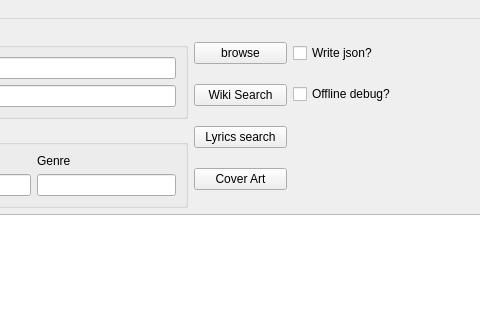
Qt form Qt_layout.ui (marian-code/wikipedia-music-tags) before a commit; both pictures show x 421 to 901 and y 0 to 320 of the 1401 by 742 pixel window.
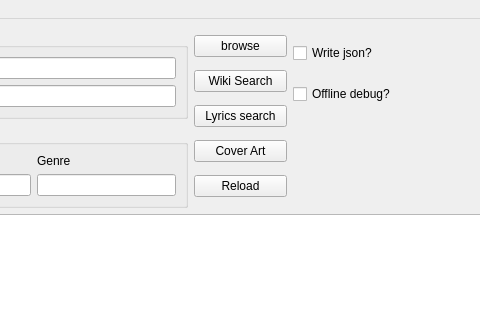
The same form after that commit.

Diff of the .ui file:
```diff
--- a/Qt_layout.ui
+++ b/Qt_layout.ui
@@ -338,6 +338,13 @@
         </property>
        </widget>
       </item>
+      <item row="4" column="0">
+       <widget class="QPushButton" name="pushButton">
+        <property name="text">
+         <string>Reload</string>
+        </property>
+       </widget>
+      </item>
      </layout>
     </item>
    </layout>
```
Left out of the diff: 154 changed lines with no effect on the pictures.
